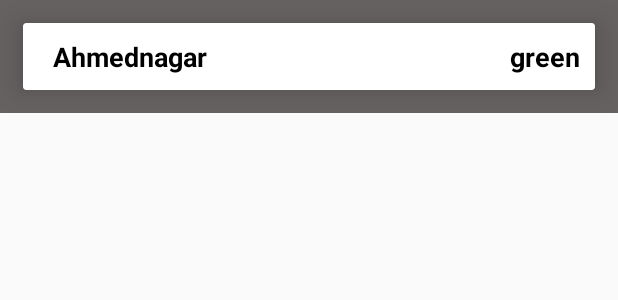
After one commit to Shubham2157/covid-19_Tracker, an Android app: the layout districtzonelist.xml on its own in the app's theme, with its tools: preview values and no code run, on a phone screen of 412 x 824 dp. The commit adds this screen. Shown: the top 300 px of the screen. Run offline under Robolectric (Android 15) with nearby library versions, the phone set to English and light mode, and no system bars; network calls fail.

Commit message:
Zone division added

```diff
--- a/app/src/main/AndroidManifest.xml
+++ b/app/src/main/AndroidManifest.xml
@@ -12,7 +12,9 @@
         android:roundIcon="@mipmap/ic_launcher_round"
         android:supportsRtl="true"
         android:theme="@style/AppTheme">
-        <activity android:name=".MythBusterActivity"></activity>
+        <activity android:name=".India.DistrictWiseZone"></activity>
+        <activity android:name=".India.ZoneStateSelectActivity" />
+        <activity android:name=".MythBusterActivity" />
         <activity
             android:name=".SplashActivity"
             android:theme="@style/Theme.AppCompat.Light.NoActionBar">
@@ -28,7 +30,7 @@
         <activity android:name=".India.TestsReport" />
         <activity android:name=".India.TodayCases" />
         <activity android:name=".India.DashBoardActivity" />
-        <activity android:name=".OnBoardingActivity"></activity>
+        <activity android:name=".OnBoardingActivity" />
         <activity android:name=".world.DetailActivity" />
         <activity android:name=".world.AffectedCountries" />
         <activity android:name=".world.MainActivity" />
--- a/app/src/main/java/com/shubham/covid_19track/India/DistrictWise.kt
+++ b/app/src/main/java/com/shubham/covid_19track/India/DistrictWise.kt
@@ -59,8 +59,7 @@ class DistrictWise : AppCompatActivity() {
                     val cases = arrayOfNulls<String>(length)
                     for (i in 0 until length) {
                         district[i] = keys.getString(i)
-                        cases[i] =
-                            districtData.getJSONObject(district[i]).getString("confirmed")
+                        cases[i] = districtData.getJSONObject(district[i]).getString("confirmed")
                     }
                     districtRecycler!!.adapter = DistrictAdapter(district, cases)
                 } catch (e: JSONException) {
--- a/app/src/main/res/layout/activity_dash_board.xml
+++ b/app/src/main/res/layout/activity_dash_board.xml
@@ -406,7 +406,7 @@
                 </androidx.cardview.widget.CardView>
 
                 <androidx.cardview.widget.CardView
-                    android:id="@+id/card_about"
+                    android:id="@+id/card_zone"
                     android:layout_width="125dp"
                     android:layout_height="105dp"
                     android:layout_margin="15dp"
@@ -429,7 +429,7 @@
                             android:layout_gravity="center_horizontal"
                             android:fontFamily="@font/d"
                             android:gravity="center"
-                            android:text="Info "
+                            android:text="Risk Zone"
                             android:textColor="#000"
                             android:textSize="17sp"
                             android:textStyle="bold" />
--- /dev/null
+++ b/app/src/main/res/layout/districtzonelist.xml
@@ -0,0 +1,43 @@
+<?xml version="1.0" encoding="utf-8"?>
+<RelativeLayout xmlns:android="http://schemas.android.com/apk/res/android"
+    xmlns:app="http://schemas.android.com/apk/res-auto"
+    android:layout_width="wrap_content"
+    android:background="@color/color_two"
+    android:layout_height="wrap_content">
+
+    <androidx.cardview.widget.CardView
+        android:layout_width="match_parent"
+        android:layout_height="wrap_content"
+
+        android:layout_margin="15dp"
+        app:cardElevation="12dp"
+        app:cardMaxElevation="12dp">
+
+        <TextView
+            android:id="@+id/txt_district_name"
+            android:layout_width="wrap_content"
+            android:layout_height="wrap_content"
+            android:layout_gravity="start"
+            android:layout_marginLeft="20dp"
+            android:layout_marginTop="10dp"
+            android:text="Ahmednagar"
+            android:textColor="#000"
+
+            android:textSize="18sp"
+            android:textStyle="bold" />
+
+        <TextView
+            android:id="@+id/txt_district_zone"
+            android:layout_width="wrap_content"
+            android:layout_height="wrap_content"
+            android:layout_gravity="end"
+            android:layout_margin="10dp"
+            android:text="green"
+            android:textColor="#000"
+            android:textSize="18sp"
+            android:textStyle="bold" />
+
+    </androidx.cardview.widget.CardView>
+
+
+</RelativeLayout>
```
Also changed, not shown: app/src/main/java/com/shubham/covid_19track/India/DashBoardActivity.kt (+7 -1 lines), app/src/main/java/com/shubham/covid_19track/India/DistrictWiseZone.kt (added, +55 -0 lines), app/src/main/java/com/shubham/covid_19track/India/DistrictZoneAdapter.kt (added, +44 -0 lines), app/src/main/java/com/shubham/covid_19track/India/StatesAdapter.kt (+2 -8 lines), app/src/main/java/com/shubham/covid_19track/India/ZoneData.java (added, +19 -0 lines), app/src/main/java/com/shubham/covid_19track/India/myAdapter.kt (+3 -10 lines), app/src/main/res/layout/activity_district_wise_zone.xml (added, +40 -0 lines).
